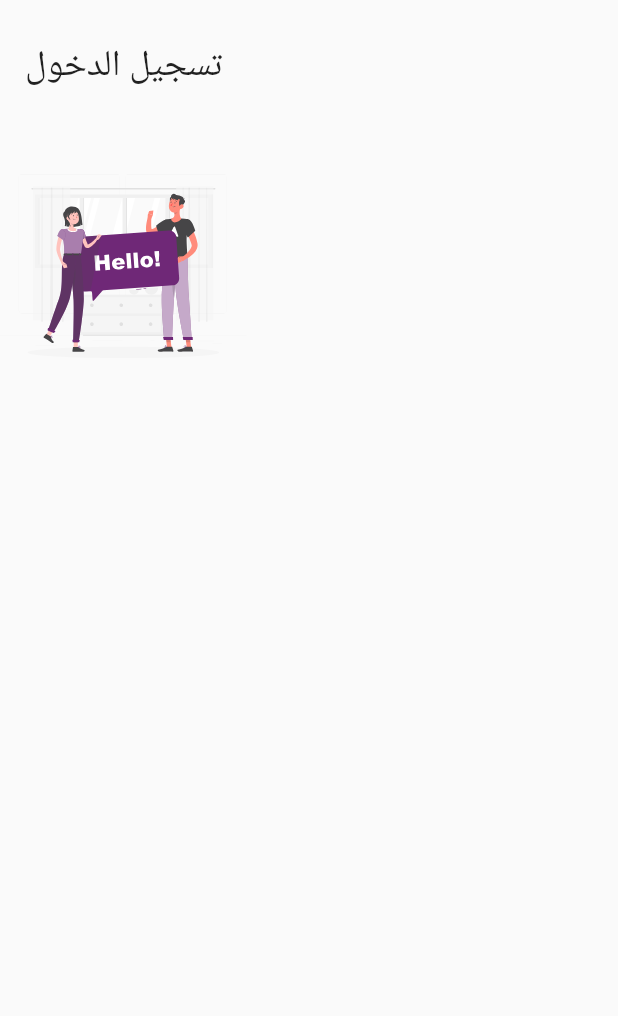
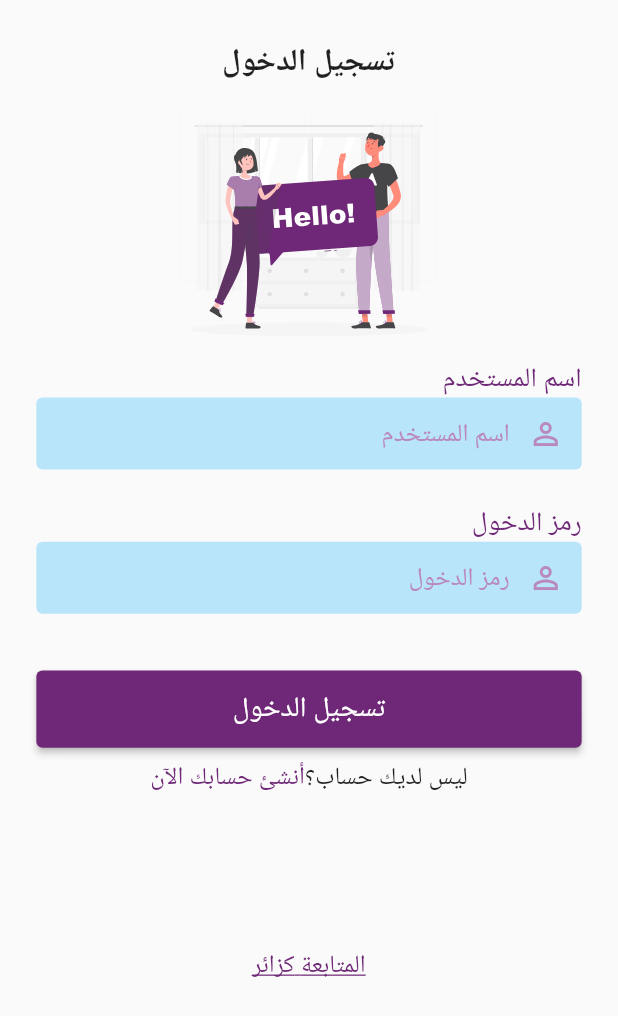
Before and after one commit to ayatobail/newQuiz, a Flutter app: the screen it shows after launch, on a phone screen of 412 x 824 dp. Shown: the top 1016 px of the screen. Run offline on Flutter 3.47's test engine with Material 2 defaults, Android fonts, the phone set to English and light mode, and no system bars; our stand-ins replace bot_toast, connectivity_plus, dartz, firebase_core, firebase_messaging, flutter_spinkit and 6 more; accounts and stored records are empty.

Commit message:
first push

```diff
--- a/lib/UI/shared/colors.dart
+++ b/lib/UI/shared/colors.dart
@@ -9,4 +9,5 @@ class AppColors {
    static Color blueColor = Color.fromRGBO(32, 196, 244, 1);
    static Color lightBlueColor = Color.fromRGBO(185, 229, 251, 1);
 
+
 }
--- a/lib/UI/shared/custom_widgets/custom_button.dart
+++ b/lib/UI/shared/custom_widgets/custom_button.dart
@@ -29,12 +29,12 @@ class customButton extends StatelessWidget {
     },
       style: ElevatedButton.styleFrom(
           //shape: StadiumBorder(),
-          primary: primary??AppColors.purbleColor,
-          fixedSize: s??Size(screenWidth(1.2), screenHeight(7.5)),
+          primary: primary??AppColors.darkPurbleColor,
+          fixedSize: s??Size(screenWidth(1), screenWidth(8)),
 
       ),
       child:
-          Text(text,style: TextStyle(fontSize: textSize??screenWidth(8),color: textColor??AppColors.whiteColor),),
+          Text(text,style: TextStyle(fontSize: textSize??screenWidth(22),color: textColor??AppColors.whiteColor),),
 
       );
 
--- a/lib/UI/shared/custom_widgets/custom_textField.dart
+++ b/lib/UI/shared/custom_widgets/custom_textField.dart
@@ -20,8 +20,8 @@ class _customTextFieldState extends State<customTextField> {
   Widget build(BuildContext context) {
     //final size=MediaQuery.of(context).size;
 
-    return Padding(
-      padding:  EdgeInsets.symmetric(horizontal: screenWidth(12.5)),
+    return SizedBox(
+      height: screenWidth(8),
       child: TextFormField(
 
         validator: widget.validator ,
@@ -29,22 +29,22 @@ class _customTextFieldState extends State<customTextField> {
         //obscureText: true,
         style: TextStyle(color: AppColors.blackColor),
         decoration: InputDecoration(
-          prefixIcon: Icon(widget.prefixIcon),
+          prefixIcon: Icon(widget.prefixIcon,color: AppColors.lightPurbleColor,),
           errorStyle: TextStyle(fontSize: screenWidth(3)),
           hintText: widget.hintTExt,
           hintStyle: TextStyle(color:  AppColors.lightPurbleColor,
-          fontSize:screenWidth(40),
+          fontSize:screenWidth(25),
           fontWeight: FontWeight.normal),
           filled: true,
           fillColor: AppColors.lightBlueColor,
-          contentPadding: EdgeInsets.symmetric(horizontal: screenWidth(30)) ,
-        /*  border: OutlineInputBorder(
+          contentPadding: EdgeInsets.symmetric(vertical: screenWidth(70)) ,
+        border: OutlineInputBorder(
             //borderRadius: BorderRadius.all(Radius.circular(9.0)),
              // borderSide: BorderSide(color: Colors.white),
               borderSide: BorderSide.none,
-            borderRadius:BorderRadius.circular(screenWidth(10)),
+            //borderRadius:BorderRadius.circular(screenWidth(10)),
 
-          ),*/
+          ),
 
         ),
       ),
--- a/lib/UI/views/login_view/login_view.dart
+++ b/lib/UI/views/login_view/login_view.dart
@@ -1,5 +1,8 @@
 import 'package:flutter/material.dart';
 import 'package:flutter_svg/svg.dart';
+import 'package:new_quiz/UI/shared/colors.dart';
+import 'package:new_quiz/UI/shared/custom_widgets/custom_button.dart';
+import 'package:new_quiz/UI/shared/custom_widgets/custom_textField.dart';
 import 'package:new_quiz/UI/shared/utilis.dart';
 
 import '../../../core/translation/app_translation.dart';
@@ -10,26 +13,69 @@ class loginView extends StatefulWidget {
   _loginViewState createState() => _loginViewState();
 }
 
+TextEditingController emailController =
+TextEditingController();
+TextEditingController passwordController =
+TextEditingController();
+
 class _loginViewState extends State<loginView> {
   @override
   Widget build(BuildContext context) {
     return SafeArea(child: Scaffold(
-      body: Column(
+      body: Padding(
+        padding:  EdgeInsets.symmetric(horizontal: screenWidth(17)),
+        child: Column(
+
           children: [
-          Column(
-            crossAxisAlignment: CrossAxisAlignment.center,
+            Center(
+              child: Column(
                 children: [
                  Padding(
-               padding: EdgeInsets.symmetric(vertical: screenWidth(15)),
-               child: Text(tr('key_login'),style: TextStyle(fontSize: screenWidth(17)),),
+                   padding: EdgeInsets.only(top: screenWidth(15),bottom: screenWidth(25)),
+                   child: Text(tr('key_login'),style: TextStyle(fontSize: screenWidth(20),fontWeight: FontWeight.bold),),
                  ),
-              SvgPicture.asset('images/Login.svg', height: screenHeight(2.3), width: screenWidth(2.5),),
+                  SvgPicture.asset('images/Login.svg', height: screenHeight(2.7),),
 
                 ],
               ),
+            ),
+
+            SizedBox(height: screenWidth(25),),
+            Column(
+              crossAxisAlignment: CrossAxisAlignment.start,
+              children: [
+                Text("اسم المستخدم",style: TextStyle(fontSize: screenWidth(23),color: AppColors.darkPurbleColor),),
+
+                customTextField(hintTExt: "اسم المستخدم", controller: emailController,prefixIcon: Icons.person_outline,),
+
+                SizedBox(height: screenWidth(20),),
+
+                Text("رمز الدخول",style: TextStyle(fontSize: screenWidth(23),color: AppColors.darkPurbleColor),),
+
+                customTextField(hintTExt: "رمز الدخول", controller: passwordController,prefixIcon: Icons.person_outline,),
+
+                Padding(
+                  padding:  EdgeInsets.only(top: screenWidth(12),bottom: screenWidth(50)),
+                  child: customButton(text: "تسجيل الدخول"),
+                ),
+                Row(
+                  mainAxisAlignment: MainAxisAlignment.center,
+                  children: [
+                  Text("ليس لديك حساب؟",style: TextStyle(fontSize: screenWidth(25)),),
+                  Text("أنشئ حسابك الآن",style: TextStyle(fontSize: screenWidth(25),color: AppColors.darkPurbleColor),),
+
+                ],),
+                SizedBox(height: screenWidth(4),),
+                Center(child: Text("المتابعة كزائر",style: TextStyle(fontSize: screenWidth(25),color: AppColors.darkPurbleColor,decoration: TextDecoration. underline))),
 
 
               ],
+
+            )
+
+
+          ],
+        ),
       ),
 
 
--- a/lib/app/my_app.dart
+++ b/lib/app/my_app.dart
@@ -30,8 +30,8 @@ class MyApp extends StatelessWidget {
                 : Transition.cupertino,
             transitionDuration: Duration(milliseconds: 300),
             translations: AppTranlation(),
-            locale: Locale('ar', 'SA'),
-            fallbackLocale: Locale('ar', 'SA'),
+            locale:getocal(),
+            fallbackLocale: getocal(),
             builder: BotToastInit(), //1. call BotToastInit
             navigatorObservers: [BotToastNavigatorObserver()], //2
             debugShowCheckedModeBanner: false,
```
Lines whose indentation alone changed are shown as unchanged.
